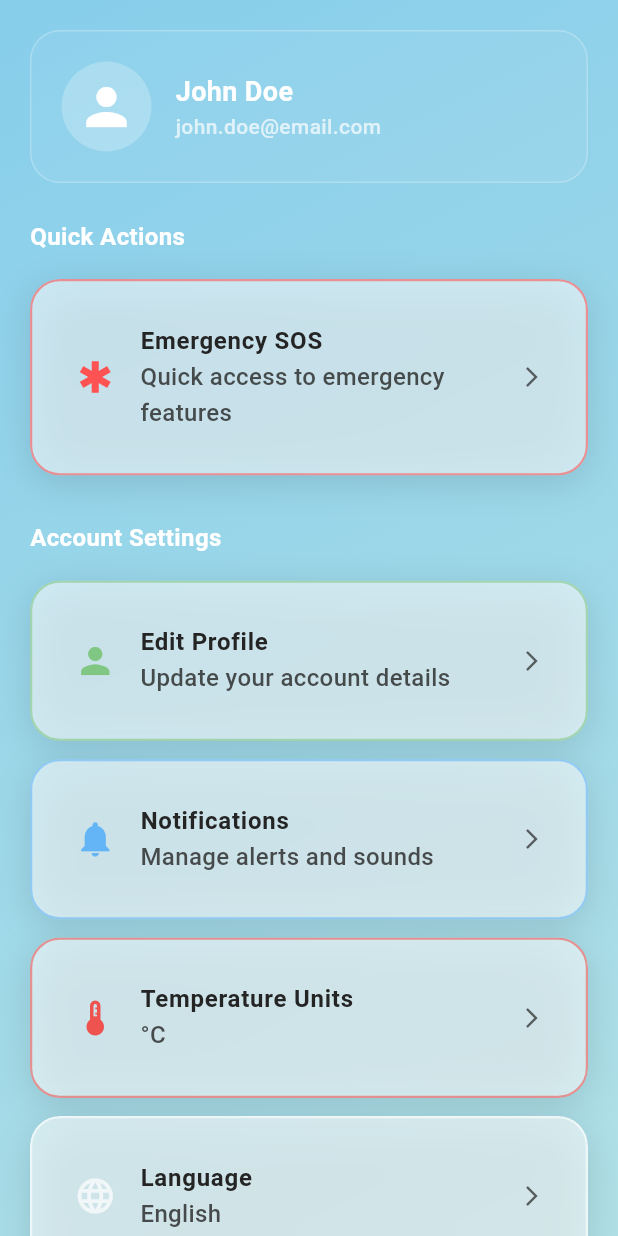
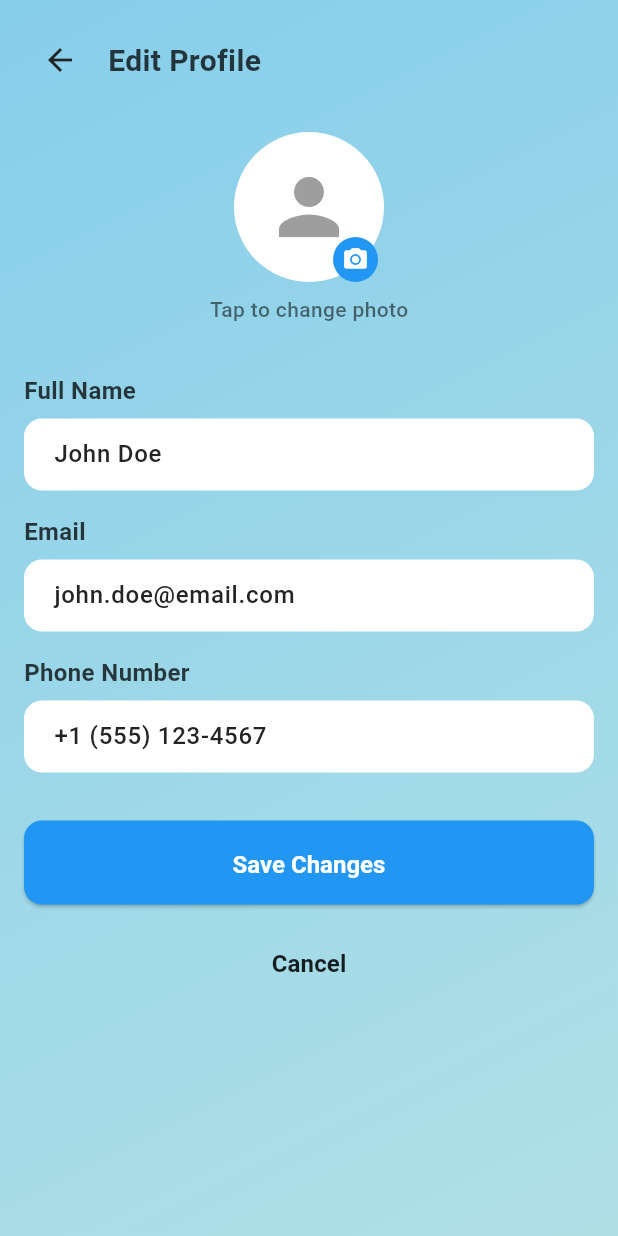
Before and after one commit to SalmaYounissFCI/Weather-Safety-App, a Flutter app: the ProfileScreen screen opened directly, after a tap on "Edit Profile", on a phone screen of 412 x 824 dp. Run offline on Flutter 3.47's test engine with Material 3 defaults, Android fonts, the phone set to English and light mode, and no system bars; our stand-ins replace fl_chart, lottie.

Commit message:
Refactor theme colors and button styles; implement EditProfileScreen and update ProfileScreen with navigation; enhance UI with gradient backgrounds and consistent styling across screens.

```diff
--- a/lib/core/theme/app_colors.dart
+++ b/lib/core/theme/app_colors.dart
@@ -42,6 +42,8 @@ class AppColorsLight {
 
   static const sosBg = Color(0xFFFF4757);
   static const sosHover = Color(0xFFFF3838);
+
+  static const buttonColor = Colors.blueGrey;
 }
 
 /// Dark theme colors
@@ -86,4 +88,6 @@ class AppColorsDark {
 
   static const sosBg = Color(0xFF991B1B);
   static const sosHover = Color(0xFF7F1D1D);
+
+  static const buttonColor = Color.fromARGB(255, 66, 84, 134);
 }
--- a/lib/core/theme/app_theme.dart
+++ b/lib/core/theme/app_theme.dart
@@ -34,6 +34,15 @@ class AppTheme {
       ),
       labelLarge: AppTypography.label.copyWith(color: AppColorsLight.textMuted),
     ),
+    elevatedButtonTheme: ElevatedButtonThemeData(
+      style: ElevatedButton.styleFrom(
+        backgroundColor: AppColorsLight.buttonColor,
+        foregroundColor: Colors.white,
+        textStyle: AppTypography.label,
+        shape: RoundedRectangleBorder(borderRadius: BorderRadius.circular(12)),
+        padding: const EdgeInsets.symmetric(horizontal: 24, vertical: 14),
+      ),
+    ),
   );
 
   static final ThemeData darkTheme = ThemeData(
@@ -65,5 +74,14 @@ class AppTheme {
       ),
       labelLarge: AppTypography.label.copyWith(color: AppColorsDark.textMuted),
     ),
+    elevatedButtonTheme: ElevatedButtonThemeData(
+      style: ElevatedButton.styleFrom(
+        backgroundColor: AppColorsDark.buttonColor,
+        foregroundColor: Colors.white,
+        textStyle: AppTypography.label,
+        shape: RoundedRectangleBorder(borderRadius: BorderRadius.circular(12)),
+        padding: const EdgeInsets.symmetric(horizontal: 24, vertical: 14),
+      ),
+    ),
   );
 }
--- a/lib/core/widgets/custom_button.dart
+++ b/lib/core/widgets/custom_button.dart
@@ -24,6 +24,7 @@ class CustomButton extends StatelessWidget {
     this.shadowColor,
     this.icon,
     this.overlayColor,
+    TextStyle? style,
   });
 
   @override
--- a/lib/main.dart
+++ b/lib/main.dart
@@ -1,4 +1,5 @@
 import 'package:flutter/material.dart';
+
 import 'package:weatherapp/views/splash/splash_screen.dart';
 import 'core/theme/app_theme.dart';
 
--- /dev/null
+++ b/lib/profilePage/edit_profile_screen.dart
@@ -0,0 +1,210 @@
+import 'dart:ui';
+import 'package:flutter/material.dart';
+import 'package:weatherapp/core/theme/app_colors.dart';
+
+class EditProfileScreen extends StatelessWidget {
+  const EditProfileScreen({super.key});
+
+  @override
+  Widget build(BuildContext context) {
+    final theme = Theme.of(context);
+    final colors = theme.colorScheme;
+    final textTheme = theme.textTheme;
+
+    final isDarkMode = Theme.of(context).brightness == Brightness.dark;
+    final gradientStartColor = isDarkMode
+        ? AppColorsDark.gradientStart
+        : AppColorsLight.gradientStart;
+    final gradientEndColor = isDarkMode
+        ? AppColorsDark.gradientEnd
+        : AppColorsLight.gradientEnd;
+    return Scaffold(
+      backgroundColor: Colors.transparent,
+      body: Container(
+        height: double.infinity,
+        width: double.infinity,
+        decoration: BoxDecoration(
+          gradient: LinearGradient(
+            colors: [gradientStartColor, gradientEndColor],
+            begin: Alignment.topLeft,
+            end: Alignment.bottomRight,
+          ),
+        ),
+        child: SafeArea(
+          child: SingleChildScrollView(
+            padding: const EdgeInsets.all(16),
+            child: Column(
+              crossAxisAlignment: CrossAxisAlignment.start,
+              children: [
+                // Back button + Title
+                Row(
+                  children: [
+                    IconButton(
+                      icon: const Icon(Icons.arrow_back),
+                      onPressed: () => Navigator.pop(context),
+                    ),
+                    const SizedBox(width: 8),
+                    const Text(
+                      "Edit Profile",
+                      style: TextStyle(
+                        fontSize: 20,
+                        fontWeight: FontWeight.bold,
+                      ),
+                    ),
+                  ],
+                ),
+                const SizedBox(height: 24),
+
+                // Profile image with edit icon
+                Center(
+                  child: Column(
+                    children: [
+                      Stack(
+                        alignment: Alignment.bottomRight,
+                        children: [
+                          const CircleAvatar(
+                            radius: 50,
+                            backgroundColor: Colors.white,
+                            child: Icon(
+                              Icons.person,
+                              size: 60,
+                              color: Colors.grey,
+                            ),
+                          ),
+                          Positioned(
+                            bottom: 0,
+                            right: 4,
+                            child: Container(
+                              decoration: const BoxDecoration(
+                                color: Colors.blue,
+                                shape: BoxShape.circle,
+                              ),
+                              padding: const EdgeInsets.all(6),
+                              child: const Icon(
+                                Icons.camera_alt,
+                                color: Colors.white,
+                                size: 18,
+                              ),
+                            ),
+                          ),
+                        ],
+                      ),
+                      const SizedBox(height: 8),
+                      const Text(
+                        "Tap to change photo",
+                        style: TextStyle(color: Colors.black54, fontSize: 14),
+                      ),
+                    ],
+                  ),
+                ),
+
+                const SizedBox(height: 32),
+
+                // Full Name
+                const Text(
+                  "Full Name",
+                  style: TextStyle(fontWeight: FontWeight.bold),
+                ),
+                const SizedBox(height: 6),
+                TextField(
+                  decoration: InputDecoration(
+                    hintText: "John Doe",
+                    filled: true,
+                    fillColor: Colors.white,
+                    contentPadding: const EdgeInsets.symmetric(
+                      horizontal: 16,
+                      vertical: 12,
+                    ),
+                    border: OutlineInputBorder(
+                      borderRadius: BorderRadius.circular(12),
+                      borderSide: BorderSide.none,
+                    ),
+                  ),
+                ),
+                const SizedBox(height: 16),
+
+                // Email
+                const Text(
+                  "Email",
+                  style: TextStyle(fontWeight: FontWeight.bold),
+                ),
+                const SizedBox(height: 6),
+                TextField(
+                  decoration: InputDecoration(
+                    hintText: "john.doe@email.com",
+                    filled: true,
+                    fillColor: Colors.white,
+                    contentPadding: const EdgeInsets.symmetric(
+                      horizontal: 16,
+                      vertical: 12,
+                    ),
+                    border: OutlineInputBorder(
+                      borderRadius: BorderRadius.circular(12),
+                      borderSide: BorderSide.none,
+                    ),
+                  ),
+                ),
+                const SizedBox(height: 16),
+
+                // Phone
+                const Text(
+                  "Phone Number",
+                  style: TextStyle(fontWeight: FontWeight.bold),
+                ),
+                const SizedBox(height: 6),
+                TextField(
+                  decoration: InputDecoration(
+                    hintText: "+1 (555) 123-4567",
+                    filled: true,
+                    fillColor: Colors.white,
+                    contentPadding: const EdgeInsets.symmetric(
+                      horizontal: 16,
+                      vertical: 12,
+                    ),
+                    border: OutlineInputBorder(
+                      borderRadius: BorderRadius.circular(12),
+                      borderSide: BorderSide.none,
+                    ),
+                  ),
+                ),
+                const SizedBox(height: 32),
+
+                // Save button
+                SizedBox(
+                  width: double.infinity,
+                  child: ElevatedButton(
+                    onPressed: () {},
+                    style: ElevatedButton.styleFrom(
+                      backgroundColor: Colors.blue,
+                      padding: const EdgeInsets.symmetric(vertical: 16),
+                      shape: RoundedRectangleBorder(
+                        borderRadius: BorderRadius.circular(12),
+                      ),
+                    ),
+                    child: const Text(
+                      "Save Changes",
+                      style: TextStyle(fontWeight: FontWeight.bold),
+                    ),
+                  ),
+                ),
+
+                const SizedBox(height: 16),
+
+                // Cancel button
+                Center(
+                  child: TextButton(
+                    onPressed: () {},
+                    child: const Text(
+                      "Cancel",
+                      style: TextStyle(color: Colors.black87),
+                    ),
+                  ),
+                ),
+              ],
+            ),
+          ),
+        ),
+      ),
+    );
+  }
+}
--- a/lib/profile_screen.dart
+++ b/lib/profilePage/profile_screen.dart
@@ -1,12 +1,17 @@
 import 'package:flutter/material.dart';
 import 'package:weatherapp/core/theme/app_colors.dart';
 import 'package:weatherapp/core/widgets/info_card.dart';
+import 'package:weatherapp/profilePage/edit_profile_screen.dart';
 
 class ProfileScreen extends StatelessWidget {
   const ProfileScreen({super.key});
 
   @override
   Widget build(BuildContext context) {
+    final theme = Theme.of(context);
+    final colors = theme.colorScheme;
+    final textTheme = theme.textTheme;
+
     final isDarkMode = Theme.of(context).brightness == Brightness.dark;
     final gradientStartColor = isDarkMode
         ? AppColorsDark.gradientStart
@@ -33,8 +38,13 @@ class ProfileScreen extends StatelessWidget {
                 padding: const EdgeInsets.all(20),
                 decoration: BoxDecoration(
                   borderRadius: BorderRadius.circular(20),
-                  color: Colors.white.withOpacity(0.05),
-                  border: Border.all(color: Colors.white24, width: 1),
+                  color: const Color.fromARGB(
+                    255,
+                    184,
+                    181,
+                    181,
+                  ).withOpacity(0.05),
+                  border: Border.all(color: Colors.blueGrey, width: 1),
                 ),
                 child: Row(
                   children: [
@@ -46,18 +56,21 @@ class ProfileScreen extends StatelessWidget {
                     const SizedBox(width: 16),
                     Column(
                       crossAxisAlignment: CrossAxisAlignment.start,
-                      children: const [
+                      children: [
                         Text(
                           "John Doe",
                           style: TextStyle(
                             fontSize: 18,
                             fontWeight: FontWeight.bold,
-                            color: Colors.white,
+                            color: textTheme.headlineMedium?.color,
                           ),
                         ),
                         Text(
                           "john.doe@email.com",
-                          style: TextStyle(color: Colors.white70, fontSize: 14),
+                          style: TextStyle(
+                            color: textTheme.headlineSmall?.color,
+                            fontSize: 14,
+                          ),
                         ),
                       ],
                     ),
@@ -101,7 +114,15 @@ class ProfileScreen extends StatelessWidget {
                 title: "Edit Profile",
                 message: "Update your account details",
                 color: Colors.green.shade300,
-                onTap: () {},
+                onTap: () {
+                  // Navigate to EditProfileScreen
+                  Navigator.push(
+                    context,
+                    MaterialPageRoute(
+                      builder: (context) => const EditProfileScreen(),
+                    ),
+                  );
+                },
               ),
               InfoCard(
                 icon: Icons.notifications,
@@ -121,14 +142,14 @@ class ProfileScreen extends StatelessWidget {
                 icon: Icons.language,
                 title: "Language",
                 message: "English",
-                color: Colors.white70,
+                color: Colors.teal.shade400,
                 onTap: () {},
               ),
               InfoCard(
                 icon: Icons.settings,
                 title: "General Settings",
                 message: "App preferences",
-                color: Colors.white70,
+                color: Colors.blueGrey,
                 onTap: () {},
               ),
 
@@ -147,11 +168,14 @@ class ProfileScreen extends StatelessWidget {
 
               const SizedBox(height: 30),
 
-              const Center(
+              Center(
                 child: Text(
                   "Will It Rain On My Parade?\nVersion 1.0.0",
                   textAlign: TextAlign.center,
-                  style: TextStyle(color: Colors.white54, fontSize: 12),
+                  style: TextStyle(
+                    color: textTheme.bodyMedium?.color,
+                    fontSize: 12,
+                  ),
                 ),
               ),
             ],
```
Also changed, not shown: lib/views/home/home_screen.dart (+27 -8 lines), lib/views/login/login_screen.dart (+7 -8 lines), lib/views/onBoarding/onboarding_screen.dart (+36 -27 lines), lib/views/splash/splash_screen.dart (+24 -13 lines).
